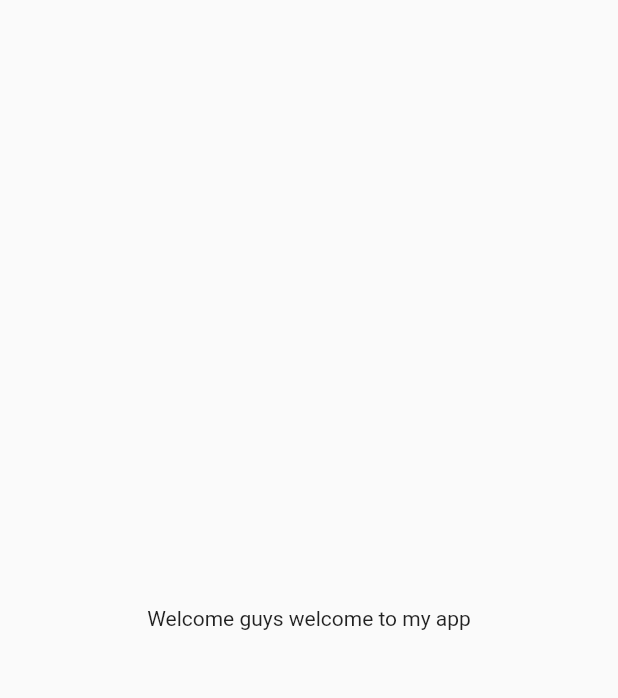
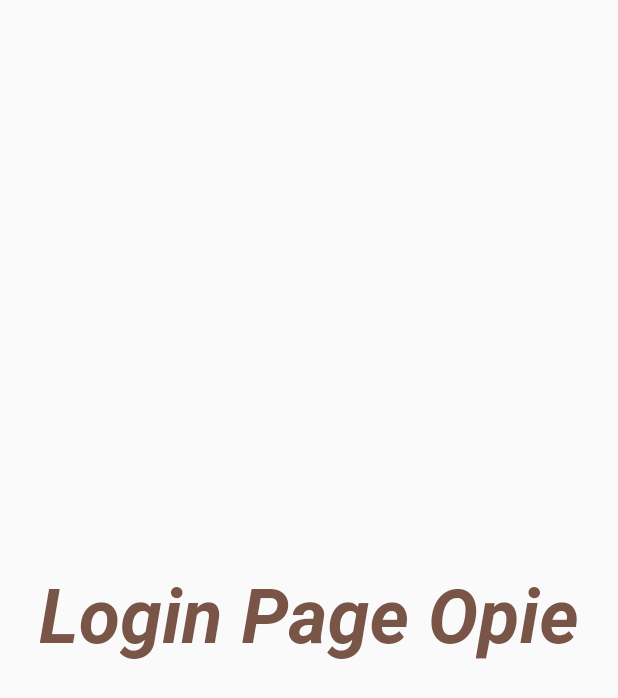
Before and after one commit to Varunsharma2k1/Flutter, a Flutter app: the screen it shows after launch, on a phone screen of 412 x 824 dp. Shown: the top 698 px of the screen. Run offline on Flutter 3.47's test engine with Material 2 defaults, Android fonts, the phone set to English and light mode, and no system bars.

Commit message:
day3 complete

```diff
--- /dev/null
+++ b/lib/Pages/LoginPage.dart
@@ -0,0 +1,21 @@
+import 'package:flutter/material.dart';
+
+class LoginPage extends StatelessWidget {
+  const LoginPage({Key? key}) : super(key: key);
+
+  @override
+  Widget build(BuildContext context) {
+    return const Material(
+        child: Center(
+      child: Text(
+        "Login Page Opie",
+        style: TextStyle(
+          fontSize: 50,
+          color: Colors.brown,
+          fontStyle: FontStyle.italic,
+          fontWeight: FontWeight.bold,
+        ),
+      ),
+    ));
+  }
+}
--- a/lib/main.dart
+++ b/lib/main.dart
@@ -1,4 +1,6 @@
 import 'package:flutter/material.dart';
+import 'package:flutter_application_1/Pages/LoginPage.dart';
+import 'package:flutter_application_1/Pages/home_page.dart';
 
 void main() {
   runApp(MyApp());
@@ -10,13 +12,12 @@ class MyApp extends StatelessWidget {
   @override
   Widget build(BuildContext context) {
     return MaterialApp(
-      home: Material(
-        child: Center(
-          child: Container(
-            child: Text("Welcome guys welcome to my app"),
-          ),
-        ),
-      ),
+      home: HomePage(),
+      theme: ThemeData(primarySwatch: Colors.lime),
+      initialRoute: "/Login",
+      routes: {
+        "/Login": (context) => LoginPage(),
+      },
     );
   }
 }
```
Also changed, not shown: lib/Pages/home_page.dart (added, +20 -0 lines).
